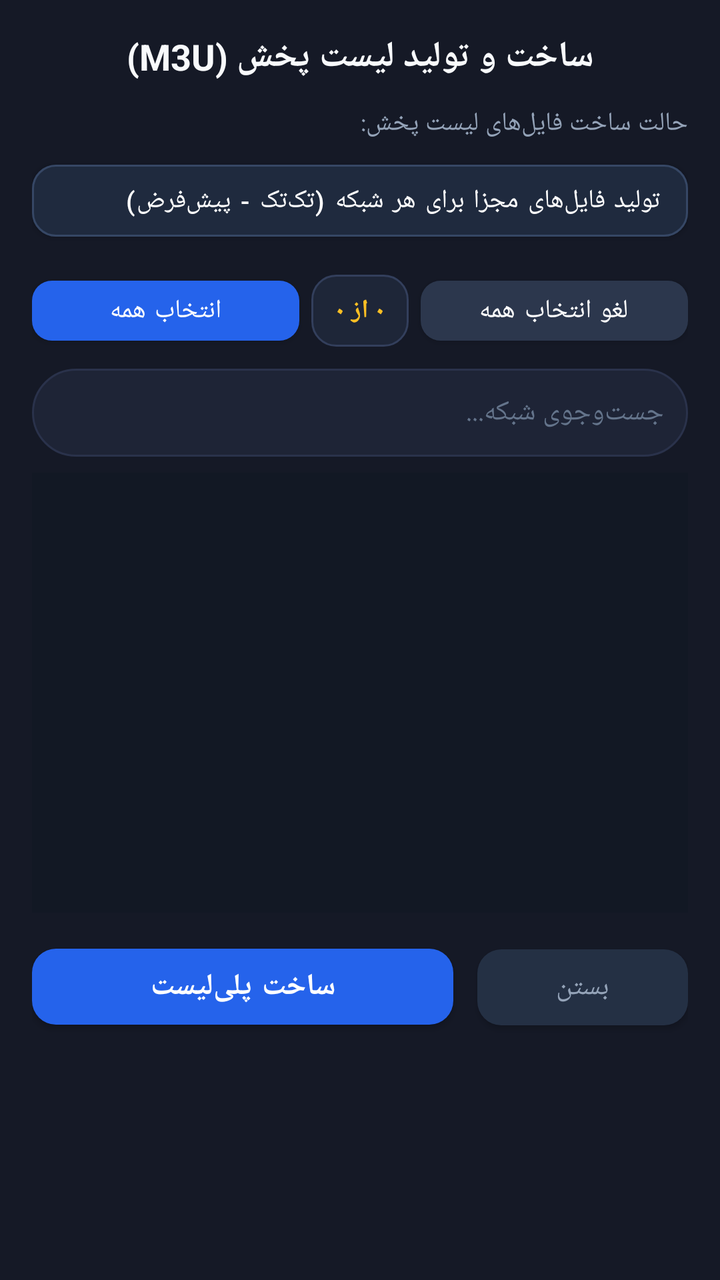
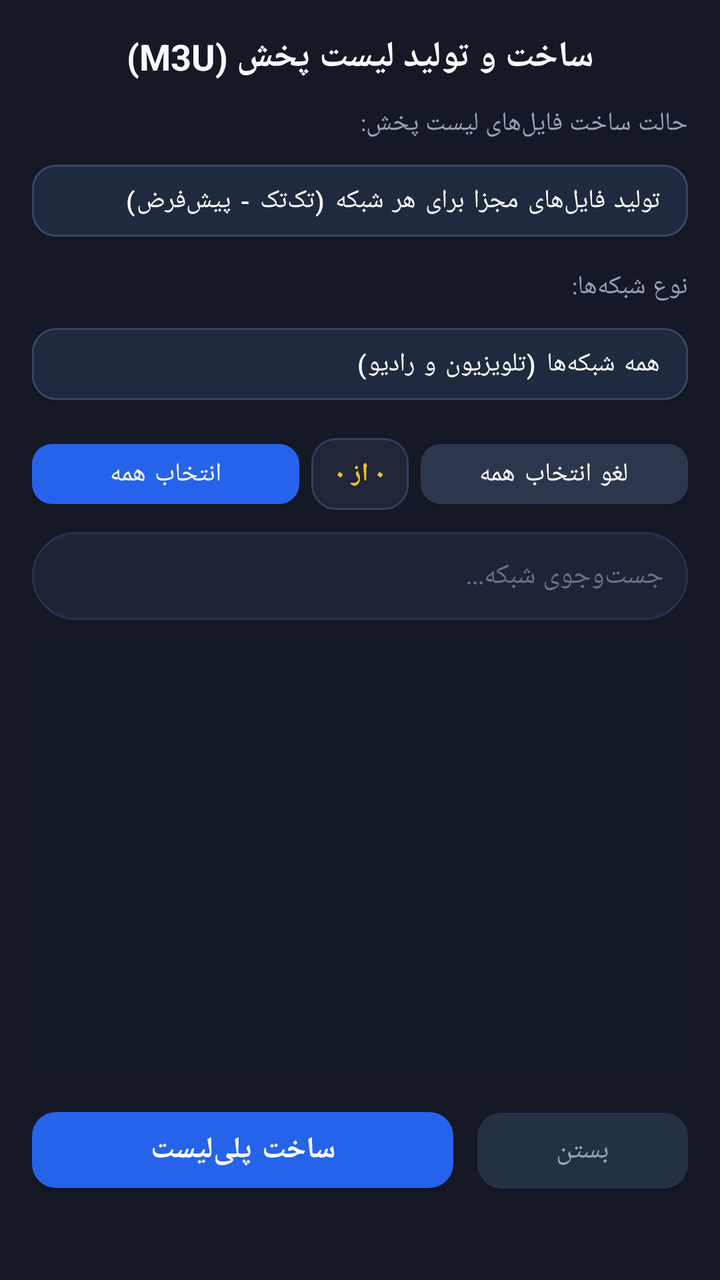

Screens rendered from an Android XML layout before and after an edit, with the pre-edit source and the edit as a unified diff.
<!-- AndroidManifest.xml: application theme Theme.GMScreenAccessible -->
<!-- res/layout/dialog_playlist_creator.xml -->
<?xml version="1.0" encoding="utf-8"?>
<LinearLayout xmlns:android="http://schemas.android.com/apk/res/android"
    xmlns:app="http://schemas.android.com/apk/res-auto"
    android:layout_width="match_parent"
    android:layout_height="wrap_content"
    android:orientation="vertical"
    android:background="@color/card_bg"
    android:padding="16dp">

    
    <TextView
        android:id="@+id/txtDialogTitle"
        android:layout_width="match_parent"
        android:layout_height="wrap_content"
        android:text="ساخت و تولید لیست پخش (M3U)"
        android:textColor="@color/text_primary"
        android:textSize="18sp"
        android:textStyle="bold"
        android:gravity="center"
        android:layout_marginBottom="12dp" />

    
    <TextView
        android:layout_width="match_parent"
        android:layout_height="wrap_content"
        android:text="حالت ساخت فایل‌های لیست پخش:"
        android:textColor="@color/text_secondary"
        android:textSize="13sp"
        android:layout_marginBottom="6dp" />

    <com.google.android.material.button.MaterialButton
        android:id="@+id/btnPlaylistMode"
        android:layout_width="match_parent"
        android:layout_height="48dp"
        android:text="تولید فایل‌های مجزا برای هر شبکه (تک‌تک - پیش‌فرض)"
        android:textColor="@color/white"
        android:textSize="13sp"
        android:gravity="center_vertical|start"
        android:paddingHorizontal="14dp"
        android:layout_marginBottom="10dp"
        app:backgroundTint="#1F2A3E"
        app:cornerRadius="12dp"
        app:strokeColor="#364765"
        app:strokeWidth="1dp" />

    
    <LinearLayout
        android:layout_width="match_parent"
        android:layout_height="wrap_content"
        android:orientation="horizontal"
        android:gravity="center_vertical"
        android:layout_marginBottom="8dp">

        <com.google.android.material.button.MaterialButton
            android:id="@+id/btnSelectAll"
            android:layout_width="0dp"
            android:layout_height="42dp"
            android:layout_weight="1"
            android:text="انتخاب همه"
            android:textColor="@color/white"
            android:textSize="13sp"
            android:layout_marginEnd="6dp"
            app:backgroundTint="@color/primary"
            app:cornerRadius="10dp" />

        <TextView
            android:id="@+id/txtSelectedCount"
            android:layout_width="wrap_content"
            android:layout_height="36dp"
            android:background="@drawable/badge_pill_bg"
            android:text="۰ از ۰"
            android:textColor="@color/accent_yellow"
            android:textSize="13sp"
            android:textStyle="bold"
            android:gravity="center"
            android:paddingHorizontal="12dp" />

        <com.google.android.material.button.MaterialButton
            android:id="@+id/btnDeselectAll"
            android:layout_width="0dp"
            android:layout_height="42dp"
            android:layout_weight="1"
            android:text="لغو انتخاب همه"
            android:contentDescription="لغو انتخاب همه شبکه‌ها"
            android:textColor="@color/white"
            android:textSize="13sp"
            android:layout_marginStart="6dp"
            app:backgroundTint="#2C374D"
            app:cornerRadius="10dp" />
    </LinearLayout>

    
    <EditText
        android:id="@+id/edtSearchChannel"
        android:layout_width="match_parent"
        android:layout_height="44dp"
        android:background="@drawable/search_box_bg"
        android:hint="جست‌وجوی شبکه..."
        android:textColorHint="@color/text_muted"
        android:textColor="@color/text_primary"
        android:paddingHorizontal="12dp"
        android:textSize="14sp"
        android:singleLine="true"
        android:layout_marginBottom="8dp" />

    
    <androidx.recyclerview.widget.RecyclerView
        android:id="@+id/recyclerChannels"
        android:layout_width="match_parent"
        android:layout_height="220dp"
        android:background="#121824"
        android:scrollbars="vertical"
        android:padding="4dp"
        android:layout_marginBottom="12dp" />

    
    <LinearLayout
        android:layout_width="match_parent"
        android:layout_height="wrap_content"
        android:orientation="horizontal">

        <com.google.android.material.button.MaterialButton
            android:id="@+id/btnGeneratePlaylists"
            android:layout_width="0dp"
            android:layout_height="50dp"
            android:layout_weight="2"
            android:text="ساخت پلی‌لیست"
            android:textColor="@color/white"
            android:textSize="15sp"
            android:textStyle="bold"
            android:layout_marginEnd="6dp"
            app:backgroundTint="@color/primary"
            app:cornerRadius="12dp" />

        <com.google.android.material.button.MaterialButton
            android:id="@+id/btnCloseDialog"
            android:layout_width="0dp"
            android:layout_height="50dp"
            android:layout_weight="1"
            android:text="بستن"
            android:textColor="@color/text_secondary"
            android:textSize="14sp"
            android:layout_marginStart="6dp"
            app:backgroundTint="#243044"
            app:cornerRadius="12dp" />
    </LinearLayout>

</LinearLayout>
<!-- resources referenced by this layout -->
<resources>
  <color name="accent_yellow">#FFFBBF24</color>
  <color name="card_bg">#FF151926</color>
  <color name="primary">#FF2563EB</color>
  <color name="text_muted">#FF64748B</color>
  <color name="text_primary">#FFF8FAFC</color>
  <color name="text_secondary">#FF94A3B8</color>
  <color name="white">#FFFFFFFF</color>
  <!-- drawable badge_pill_bg (drawable) -->
  <?xml version="1.0" encoding="utf-8"?>
  <shape xmlns:android="http://schemas.android.com/apk/res/android"
      android:shape="rectangle">
      <corners android:radius="12dp" />
      <solid android:color="#1E2638" />
      <stroke android:width="1dp" android:color="#333F5C" />
  </shape>
  <!-- drawable search_box_bg (drawable) -->
  <?xml version="1.0" encoding="utf-8"?>
  <shape xmlns:android="http://schemas.android.com/apk/res/android"
      android:shape="rectangle">
      <corners android:radius="24dp" />
      <solid android:color="@color/card_bg_elevated" />
      <stroke android:width="1dp" android:color="@color/card_border" />
  </shape>
  <style name="Theme.GMScreenAccessible" parent="Theme.MaterialComponents.DayNight.NoActionBar">
          <item name="colorPrimary">@color/primary</item>
          <item name="colorPrimaryVariant">@color/primary_variant</item>
          <item name="colorOnPrimary">@color/white</item>
          <item name="colorSecondary">@color/secondary</item>
          <item name="colorSurface">@color/card_bg</item>
          <item name="colorOnSurface">@color/text_primary</item>
          <item name="android:statusBarColor">@color/dark_bg</item>
          <item name="android:navigationBarColor">@color/dark_bg</item>
          <item name="android:windowBackground">@color/dark_bg</item>
          <item name="materialAlertDialogTheme">@style/CustomMaterialAlertDialogTheme</item>
      </style>
  <color name="card_bg_elevated">#FF1E2436</color>
  <color name="card_border">#FF2A324B</color>
  <color name="primary_variant">#FF1D4ED8</color>
  <color name="secondary">#FFF59E0B</color>
  <color name="dark_bg">#FF0B0E17</color>
  <style name="CustomMaterialAlertDialogTheme" parent="ThemeOverlay.MaterialComponents.MaterialAlertDialog">
          <item name="colorSurface">@color/card_bg_elevated</item>
          <item name="colorOnSurface">@color/text_primary</item>
          <item name="colorPrimary">@color/primary_light</item>
          <item name="shapeAppearanceOverlay">@style/DialogShapeAppearance</item>
      </style>
  <color name="primary_light">#FF3B82F6</color>
  <style name="DialogShapeAppearance" parent="">
          <item name="cornerSize">16dp</item>
      </style>
</resources>

<!-- the commit's change to res/layout/dialog_playlist_creator.xml (unified diff, before → after) -->
@@ -33,6 +33,30 @@
         android:layout_width="match_parent"
         android:layout_height="48dp"
         android:text="تولید فایل‌های مجزا برای هر شبکه (تک‌تک - پیش‌فرض)"
+        android:textColor="@color/white"
+        android:textSize="13sp"
+        android:gravity="center_vertical|start"
+        android:paddingHorizontal="14dp"
+        android:layout_marginBottom="10dp"
+        app:backgroundTint="#1F2A3E"
+        app:cornerRadius="12dp"
+        app:strokeColor="#364765"
+        app:strokeWidth="1dp" />
+
+    
+    <TextView
+        android:layout_width="match_parent"
+        android:layout_height="wrap_content"
+        android:text="نوع شبکه‌ها:"
+        android:textColor="@color/text_secondary"
+        android:textSize="13sp"
+        android:layout_marginBottom="6dp" />
+
+    <com.google.android.material.button.MaterialButton
+        android:id="@+id/btnChannelTypeFilter"
+        android:layout_width="match_parent"
+        android:layout_height="48dp"
+        android:text="همه شبکه‌ها (تلویزیون و رادیو)"
         android:textColor="@color/white"
         android:textSize="13sp"
         android:gravity="center_vertical|start"
